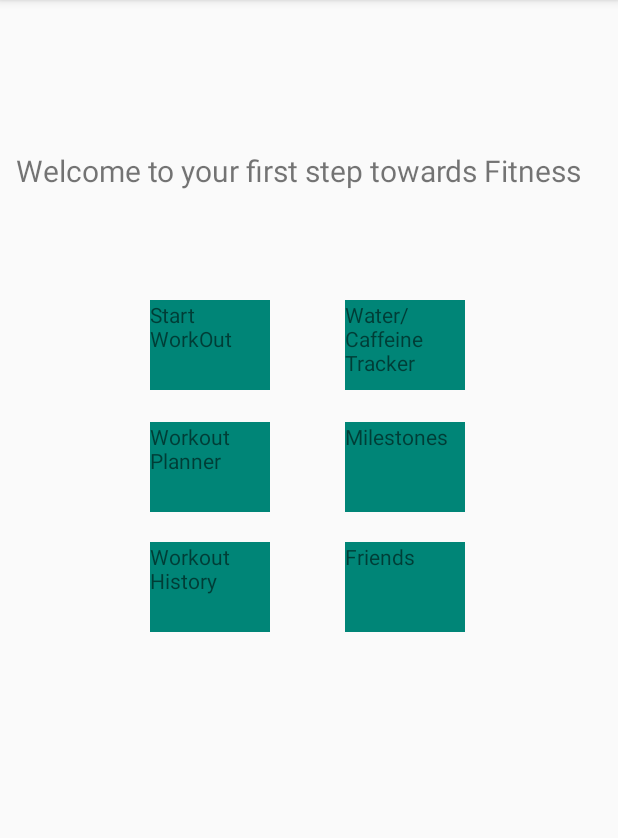
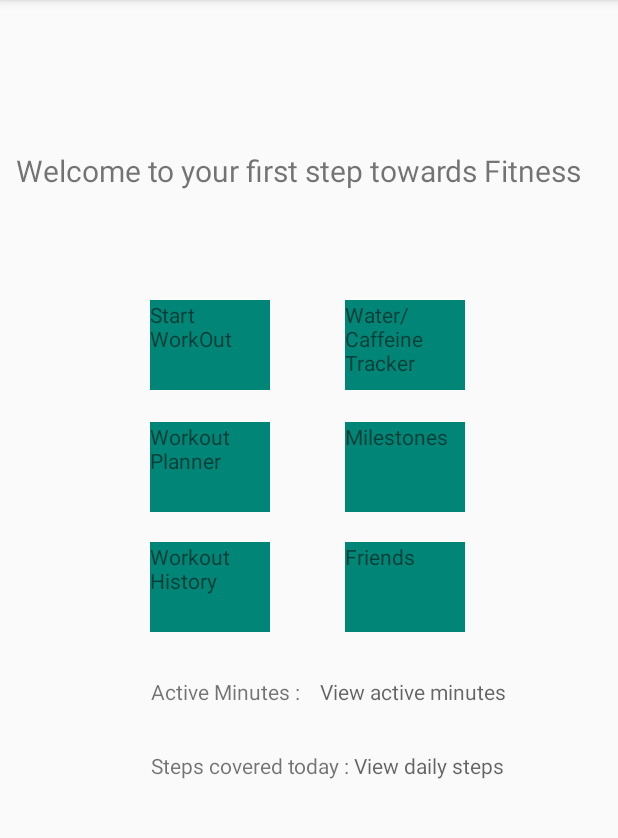
Before and after one commit to TruptiVaity/KT-Fitness, an Android app: the screen it shows after launch (MainActivity), on a phone screen of 412 x 824 dp, the part 84-922 px from its top. Run offline under Robolectric (Android 15) with nearby library versions, the phone set to English and light mode, and no system bars.

Commit message:
Replace activity_main.xml

```diff
--- a/app/src/main/res/layout/activity_main.xml
+++ b/app/src/main/res/layout/activity_main.xml
@@ -83,12 +83,43 @@
         android:text="Friends" />
 
     <TextView
-        android:id="@+id/step_counting"
-        android:layout_width="match_parent"
+        android:id="@+id/active_minutes"
+        android:layout_width="wrap_content"
         android:layout_height="wrap_content"
-        android:layout_marginLeft="50dp"
-        android:layout_marginRight="50dp"
+        android:layout_marginLeft="100dp"
+        android:layout_marginRight="10dp"
         android:layout_marginTop="30dp"
         android:textAlignment="center"
+        android:text="Active Minutes : "
         android:layout_below="@id/friends"/>
+    <TextView
+        android:id="@+id/display_active_minutes"
+        android:layout_width="wrap_content"
+        android:layout_height="wrap_content"
+        android:layout_marginTop="30dp"
+        android:textAlignment="center"
+        android:hint="View active minutes"
+        android:layout_toRightOf="@id/active_minutes"
+        android:layout_below="@id/friends"/>
+
+    <TextView
+        android:id="@+id/daily_step_count"
+        android:layout_width="wrap_content"
+        android:layout_marginTop="30dp"
+        android:textAlignment="center"
+        android:layout_marginLeft="100dp"
+        android:layout_height="wrap_content"
+        android:layout_below="@id/active_minutes"
+        android:text="Steps covered today : " />
+    <TextView
+        android:layout_width="wrap_content"
+        android:layout_height="wrap_content"
+        android:layout_marginTop="30dp"
+        android:textAlignment="center"
+        android:id="@+id/view_daily_steps"
+        android:hint="View daily steps"
+        android:layout_toRightOf="@id/daily_step_count"
+        android:layout_below="@id/active_minutes"/>
+
+
 </RelativeLayout>
```
